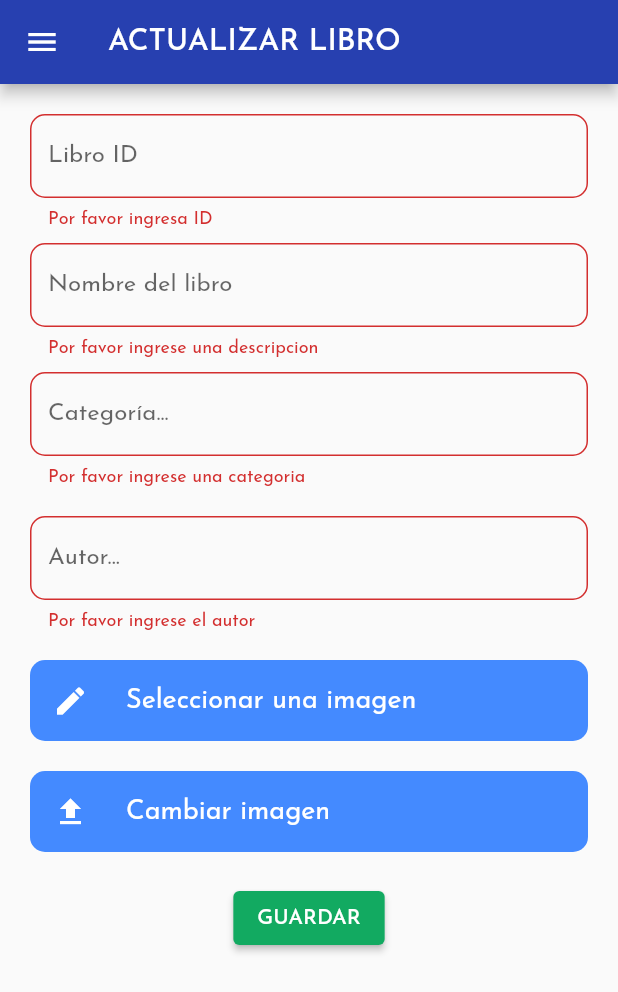
After one commit to inmtlux/flutterapp, a Flutter app: the RegistroUpdateForm screen opened by its route, after a tap on "GUARDAR", on a phone screen of 412 x 824 dp. The commit adds this screen. Shown: the top 992 px of the screen. Run offline on Flutter 3.47's test engine with Material 2 defaults, Android fonts, the phone set to English and light mode, and no system bars; our stand-ins replace animated_splash_screen, card_swiper, charts_flutter, dio, font_awesome_flutter, google_fonts and 1 more; network calls fail.

Commit message:
registro_form

```diff
--- a/flutterapp/lib/main.dart
+++ b/flutterapp/lib/main.dart
@@ -15,6 +15,7 @@ import 'package:primera_prueba/screens/libro_form_screen.dart';
 import 'package:primera_prueba/screens/libro_update_form.dart';
 import 'package:primera_prueba/screens/login-screen.dart';
 import 'package:primera_prueba/screens/prueba.dart';
+import 'package:primera_prueba/screens/registro_update_form.dart';
 import 'package:primera_prueba/screens/reporte_categoria_screen.dart';
 import 'package:primera_prueba/screens/reportes_screen.dart';
 import 'package:primera_prueba/screens/registro_libros_screen.dart';
@@ -83,6 +84,7 @@ class MyApp extends StatelessWidget {
           'usuario_actu':(_) => UsuaAct(),
           'cat-ficcion':(_) => FiccionScreen(),
           'registro_libros_screen':(_) => RegistroScreen(),
+          'registro_form_update':(_) => RegistroUpdateForm(),
         },
       ),
     );
--- a/flutterapp/lib/screens/registro_libros_screen.dart
+++ b/flutterapp/lib/screens/registro_libros_screen.dart
@@ -167,7 +167,7 @@ class _cardLibros extends StatelessWidget {
                   color: Colors.blueAccent,
                 ),
                 onPressed: () {
-                  Navigator.pushNamed(context, 'libro_form_update',
+                  Navigator.pushNamed(context, 'registro_form_update',
                       arguments: libro);
                 },
               ),
--- /dev/null
+++ b/flutterapp/lib/screens/registro_update_form.dart
@@ -0,0 +1,311 @@
+import 'package:flutter/cupertino.dart';
+import 'package:flutter/material.dart';
+import 'package:image_picker/image_picker.dart';
+import 'package:dio/dio.dart';
+import 'package:primera_prueba/helpers/obtener_imagen.dart';
+import 'package:primera_prueba/models/libro.dart';
+import 'package:primera_prueba/providers/libro_provider.dart';
+import 'dart:io';
+import 'package:http/http.dart' as http;
+import 'dart:convert' as convert;
+
+import 'dart:async';
+
+import 'package:provider/provider.dart';
+
+import '../widgets/menu_lateral.dart';
+
+class RegistroUpdateForm extends StatefulWidget {
+  @override
+  State<StatefulWidget> createState() => _RegistroUpdateForm();
+}
+
+class _RegistroUpdateForm extends State<RegistroUpdateForm> {
+  final _formKey = GlobalKey<FormState>();
+  final txtId = TextEditingController();
+  final txtDescripcion = TextEditingController();
+  final txtAutor = TextEditingController();
+  final txtImagen = TextEditingController();
+  final txtCategoria = TextEditingController();
+  File? imagen;
+  String img = '';
+  final picker = ImagePicker();
+
+  Future setImage() async {
+    var pickedFile;
+
+    pickedFile = await picker.pickImage(source: ImageSource.gallery);
+    print(pickedFile);
+    setState(() {
+      if (pickedFile != null) {
+        imagen = File(pickedFile.path);
+      } else {
+        print('No seleccionaste ninguna imagen');
+      }
+    });
+  }
+
+  Dio dio = new Dio();
+  Future<void> subir_imagen(String id) async {
+    try {
+      String filename = imagen!.path.split('/').last;
+
+      FormData formData = new FormData.fromMap({
+        'archivo':
+            await MultipartFile.fromFile(imagen!.path, filename: filename)
+      });
+
+      await dio
+          .putUri(
+              Uri.http(
+                  'api-sliderin.herokuapp.com', '/api/upload/libros/' + id),
+              data: formData)
+          .then((value) {
+        print(value);
+      });
+    } catch (e) {
+      print(e.toString());
+    }
+  }
+
+
+  @override
+  Widget build(BuildContext context) {
+    final libroProvider = Provider.of<LibroProvider>(context);
+    final Libro? libro = ModalRoute.of(context)!.settings.arguments as Libro?;
+    if (libro != null) {
+      txtId.text = libro.libroId.toString();
+      txtDescripcion.text = libro.descripcion;
+      txtCategoria.text = libro.categoria;
+      txtAutor.text = libro.autor;
+      img = libro.img;
+    }
+
+    return Scaffold(
+        appBar: AppBar(
+          title: Text('ACTUALIZAR LIBRO'),
+          backgroundColor: Color.fromARGB(255, 39, 64, 176),
+        ),
+        drawer: MenuLateral(),
+        body: SingleChildScrollView(
+          padding: const EdgeInsets.all(20.0),
+          child: Form(
+            key: _formKey,
+            child: Column(
+              children: <Widget>[
+                TextFormField(
+                  decoration: InputDecoration(
+                      labelText: 'Libro ID',
+                      border: OutlineInputBorder(
+                          borderRadius: BorderRadius.circular(10.0))),
+                  controller: txtId,
+                  validator: (value) {
+                    if (value!.isEmpty) {
+                      return 'Por favor ingresa ID';
+                    }
+                  },
+                ),
+                SizedBox(
+                  height: 10,
+                ),
+                TextFormField(
+                  decoration: InputDecoration(
+                      labelText: 'Nombre del libro',
+                      border: OutlineInputBorder(
+                          borderRadius: BorderRadius.circular(10.0))),
+                  controller: txtDescripcion,
+                  validator: (value) {
+                    if (value!.isEmpty) {
+                      return 'Por favor ingrese una descripcion';
+                    }
+                  },
+                ),
+                SizedBox(
+                  height: 10,
+                ),
+                TextFormField(
+                  decoration: InputDecoration(
+                      labelText: 'Categoría...',
+                      border: OutlineInputBorder(
+                          borderRadius: BorderRadius.circular(10.0))),
+                  controller: txtCategoria,
+                  validator: (value) {
+                    if (value!.isEmpty) {
+                      return 'Por favor ingrese una categoria';
+                    }
+                  },
+                ),
+                SizedBox(
+                  height: 20,
+                ),
+                TextFormField(
+                  decoration: InputDecoration(
+                      labelText: 'Autor...',
+                      border: OutlineInputBorder(
+                          borderRadius: BorderRadius.circular(10.0))),
+                  controller: txtAutor,
+                  validator: (value) {
+                    if (value!.isEmpty) {
+                      return 'Por favor ingrese el autor';
+                    }
+                  },
+                ),
+                SizedBox(
+                  height: 20,
+                ),
+                InkWell(
+                  onTap: () {
+                    setImage();
+
+                  },
+                  child: Container(
+                    padding: EdgeInsets.all(15),
+                    decoration: BoxDecoration(
+                        color: Colors.blueAccent,
+                        borderRadius: BorderRadius.circular(10)),
+                    child: Row(
+                      children: [
+                        Icon(
+                          Icons.edit,
+                          color: Colors.white,
+                        ),
+                        SizedBox(
+                          width: 25,
+                        ),
+                        Expanded(
+                          child: Text(
+                            'Seleccionar una imagen ',
+                            style: TextStyle(fontSize: 18, color: Colors.white),
+                          ),
+                        ),
+                      ],
+                    ),
+                  ),
+                ),
+                SizedBox(
+                  height: 20,
+                ),
+                InkWell(
+                  onTap: () async {
+
+                  //   String imgRsp = await obtenerImage('libros',txtId.text);
+                  // print('==========');
+                  // print('imagen rsp: '+imgRsp);
+                  // print('==========');
+                  //   setState(() {
+                  //   img = imgRsp;
+
+                  //   });
+                    if(imagen == null){
+                      showDialog(
+                        context: context,
+                        builder: (BuildContext context){
+                          return AlertDialog(
+                            content: SingleChildScrollView(
+                              child: ListBody(
+                                children: [
+                                  Text(
+                            'No has seleccionado ninguna imagen',
+                            style: TextStyle(fontSize: 18),textAlign: TextAlign.center,),
+                                ],
+                              ),
+                            ),
+                          );
+                        });
+                    }else{
+                    await subir_imagen(txtId.text);
+                    libroProvider.getLibrosNovedades();
+                    libroProvider.getLibrosPopulares();
+
+                    showDialog(
+                      context: context,
+                      builder: (BuildContext context){
+                        return AlertDialog(
+                          content: SingleChildScrollView(
+                    child: ListBody(
+                      children: [
+                        Text(
+                            'Imagen actualizada',
+                            style: TextStyle(fontSize: 18),textAlign: TextAlign.center,),
+
+                      ],
+
+                    ),
+                  ),
+                  actions: [
+                    ElevatedButton(
+                      style: ButtonStyle(
+                        backgroundColor: MaterialStateProperty.all<Color>(Color.fromARGB(255, 39, 64, 176))
+                      ),
+                      child: Text('volver',style: TextStyle(fontSize: 20)),
+
+                      onPressed: () {
+                        Navigator.pushNamed(context, 'registro_libros_screen');
+                      },
+                    )
+                  ],
+                        );
+                      }
+                    );
+                    }
+                  },
+                  child: Container(
+                    padding: EdgeInsets.all(15),
+                    decoration: BoxDecoration(
+                        color: Colors.blueAccent,
+                        borderRadius: BorderRadius.circular(10)),
+                    child: Row(
+                      children: [
+                        Icon(
+                          Icons.upload,
+                          color: Colors.white,
+                        ),
+                        SizedBox(
+                          width: 25,
+                        ),
+                        Expanded(
+                          child: Text(
+                            'Cambiar imagen',
+                            style: TextStyle(fontSize: 18, color: Colors.white),
+                          ),
+                        ),
+                      ],
+                    ),
+                  ),
+                ),
+                SizedBox(
+                  height: 20,
+                ),
+                Container(
+                  child: ElevatedButton(
+                    child: const Text('GUARDAR'),
+                    style: ElevatedButton.styleFrom(
+                        primary: Color.fromARGB(255, 18, 170, 97)),
+                    onPressed: () async {
+                      if (_formKey.currentState!.validate()) {
+                        ScaffoldMessenger.of(context).showSnackBar(
+                            const SnackBar(content: Text('Validando...')));
+
+                        var libro = Libro(
+                          id: '',
+                          libroId: int.parse(txtId.text),
+                          categoria: txtCategoria.text,
+                          descripcion: txtDescripcion.text,
+                          autor: txtAutor.text,
+                          img: img,
+                        );
+                        final rsp = await libroProvider.saveLibros(libro);
+                        String libroId = await (rsp['libro']['libroId']).toString();
+
+                        Navigator.pushNamed(
+                            context, 'registro_libros_screen');
+                      }
+                    },
+                  ),
+                )
+              ],
+            ),
+          ),
+        ));
+  }
+}
```
